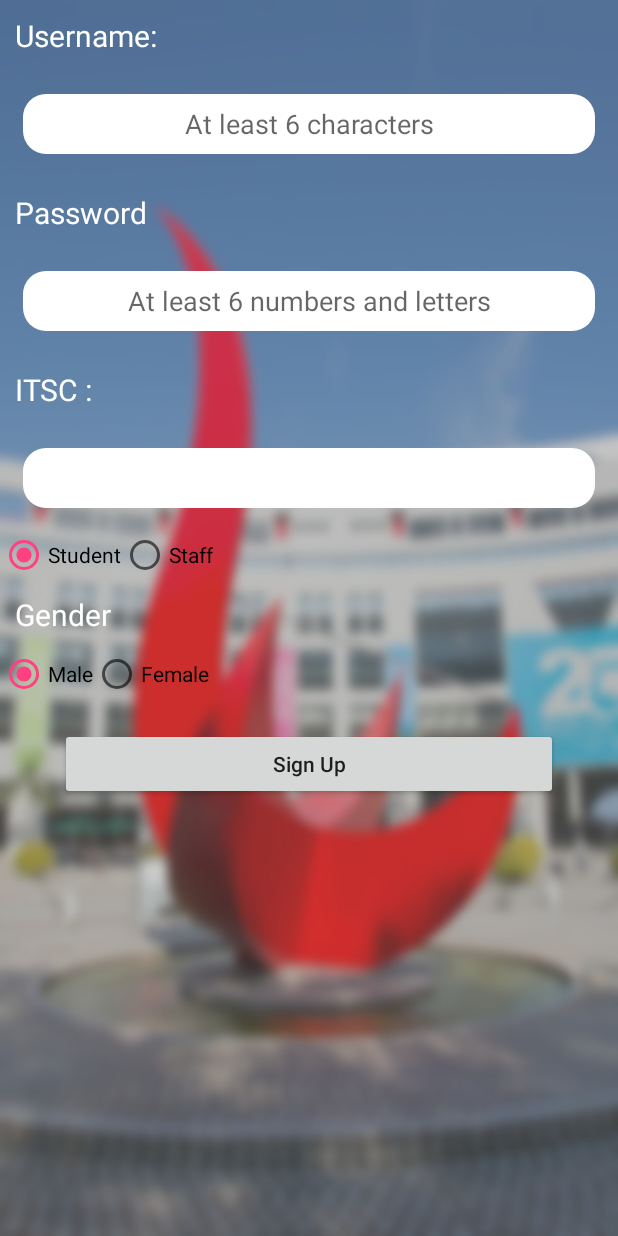
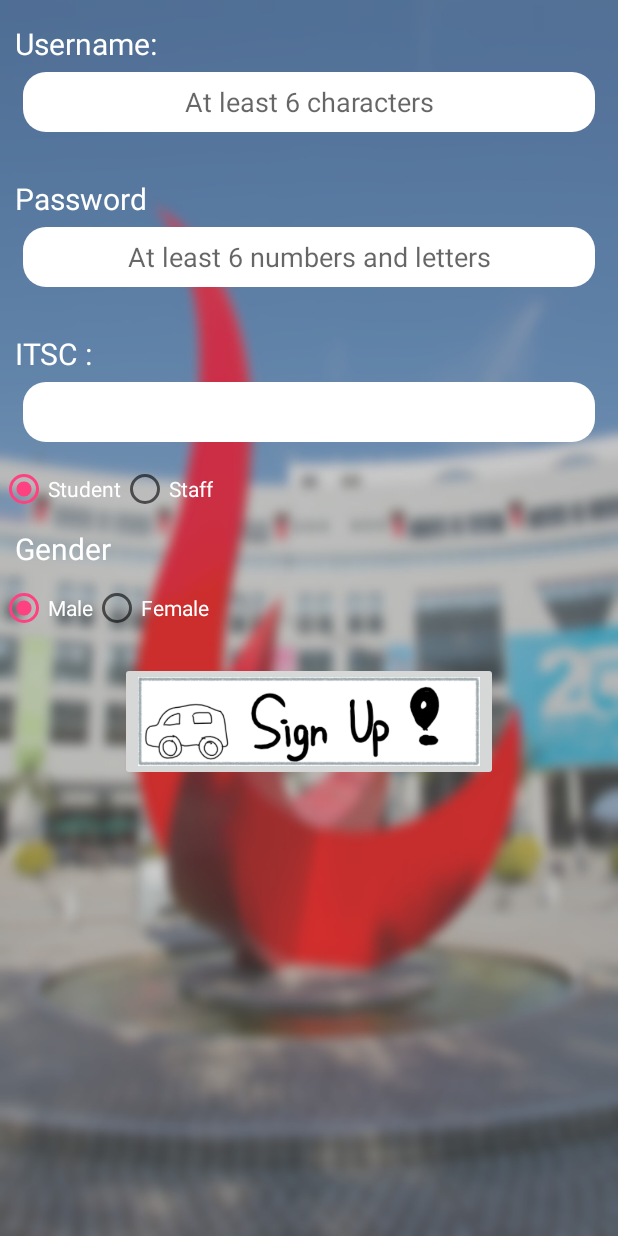
Before and after one commit to henryszex42s/ride_sharing_aos_kotlin, an Android app: the SignupActivity screen opened directly, with no data from a screen before it, on a phone screen of 412 x 824 dp. Run offline under Robolectric (Android 15) with nearby library versions, the phone set to English and light mode, and no system bars; our stand-ins replace Firebase (no records; nobody signed in at launch, a user with empty details on screens opened directly).

Commit message:
added a signup button and edited size

```diff
--- a/app/src/main/res/layout/activity_signup.xml
+++ b/app/src/main/res/layout/activity_signup.xml
@@ -12,118 +12,135 @@
         android:layout_height="match_parent">
 
         <LinearLayout
-            android:orientation="vertical"
             android:layout_width="match_parent"
-            android:layout_height="match_parent">
+            android:layout_height="wrap_content"
+
+            android:orientation="vertical">
+
 
             <TextView
                 android:layout_width="wrap_content"
                 android:layout_height="wrap_content"
-                android:textSize="20sp"
-                android:layout_margin="10dp"
+                android:layout_marginBottom="-10dp"
+                android:layout_marginLeft="10dp"
+                android:layout_marginTop="15dp"
+                android:text="@string/signup_username"
                 android:textColor="@color/white"
-                android:text="@string/signup_username"/>
+                android:textSize="20sp" />
 
             <EditText
                 android:id="@+id/signup_username"
                 android:layout_width="match_parent"
                 android:layout_height="40dp"
-                android:hint="@string/signup_hint_username"
                 android:layout_margin="15dp"
+                android:background="@drawable/rounded_edittext"
                 android:gravity="center"
-                android:background="@drawable/rounded_edittext" />
+                android:hint="@string/signup_hint_username" />
 
             <TextView
                 android:layout_width="wrap_content"
                 android:layout_height="wrap_content"
-                android:textSize="20sp"
+                android:layout_marginBottom="-10dp"
+                android:layout_marginLeft="10dp"
+                android:layout_marginTop="15dp"
+                android:text="@string/signup_password"
                 android:textColor="@color/white"
-                android:layout_margin="10dp"
-                android:text="@string/signup_password"/>
+                android:textSize="20sp" />
+
             <EditText
                 android:id="@+id/signup_password"
                 android:layout_width="match_parent"
                 android:layout_height="40dp"
+                android:layout_margin="15dp"
+                android:background="@drawable/rounded_edittext"
+                android:gravity="center"
                 android:hint="@string/signup_hint_password"
-                android:inputType="textPassword"
-                android:layout_margin="15dp"
-                android:gravity="center"
-                android:background="@drawable/rounded_edittext"/>
+                android:inputType="textPassword" />
 
             <TextView
                 android:layout_width="wrap_content"
                 android:layout_height="wrap_content"
-                android:textSize="20sp"
+                android:layout_marginBottom="-10dp"
+                android:layout_marginLeft="10dp"
+                android:layout_marginTop="15dp"
+                android:text="@string/signup_itsc"
                 android:textColor="@color/white"
-                android:layout_margin="10dp"
-                android:text="@string/signup_itsc"/>
+                android:textSize="20sp" />
 
             <EditText
                 android:id="@+id/signup_itsc"
                 android:layout_width="match_parent"
                 android:layout_height="40dp"
                 android:layout_margin="15dp"
-                android:gravity="center"
-                android:background="@drawable/rounded_edittext"/>
+                android:background="@drawable/rounded_edittext"
+                android:gravity="center" />
 
 
-            <RadioGroup
-                xmlns:android="http://schemas.android.com/apk/res/android"
+            <RadioGroup xmlns:android="http://schemas.android.com/apk/res/android"
                 android:id="@+id/identity"
                 android:layout_width="fill_parent"
                 android:layout_height="wrap_content"
-                android:orientation="horizontal"
-                android:checkedButton="@+id/radio_usr_student">
+                android:checkedButton="@+id/radio_usr_student"
+                android:orientation="horizontal">
 
-                <RadioButton android:id="@id/radio_usr_student"
+                <RadioButton
+                    android:id="@id/radio_usr_student"
                     android:layout_width="wrap_content"
                     android:layout_height="wrap_content"
-                    android:text="@string/signup_radio_student" />
+                    android:text="@string/signup_radio_student"
+                    android:textColor="@color/white" />
 
-                <RadioButton android:id="@+id/radio_usr_staff"
+                <RadioButton
+                    android:id="@+id/radio_usr_staff"
                     android:layout_width="wrap_content"
                     android:layout_height="wrap_content"
-                    android:text="@string/signup_radio_stafft" />
+                    android:text="@string/signup_radio_stafft"
+                    android:textColor="@color/white" />
 
             </RadioGroup>
 
             <TextView
                 android:layout_width="wrap_content"
                 android:layout_height="wrap_content"
-                android:textSize="20sp"
+                android:layout_margin="10dp"
+                android:text="@string/signup_gender"
                 android:textColor="@color/white"
-                android:layout_margin="10dp"
-                android:text="@string/signup_gender"/>
+                android:textSize="20sp" />
 
-            <RadioGroup
-                xmlns:android="http://schemas.android.com/apk/res/android"
+            <RadioGroup xmlns:android="http://schemas.android.com/apk/res/android"
                 android:id="@+id/gender"
                 android:layout_width="fill_parent"
                 android:layout_height="wrap_content"
-                android:orientation="horizontal"
-                android:checkedButton="@+id/radio_sex_male">
+                android:checkedButton="@+id/radio_sex_male"
+                android:orientation="horizontal">
 
-                <RadioButton android:id="@id/radio_sex_male"
+                <RadioButton
+                    android:id="@id/radio_sex_male"
                     android:layout_width="wrap_content"
                     android:layout_height="wrap_content"
-                    android:text="@string/signup_radio_male" />
+                    android:text="@string/signup_radio_male"
+                    android:textColor="@color/white" />
 
-                <RadioButton android:id="@+id/radio_sex_female"
+                <RadioButton
+                    android:id="@+id/radio_sex_female"
                     android:layout_width="wrap_content"
                     android:layout_height="wrap_content"
-                    android:text="@string/signup_radio_female" />
+                    android:text="@string/signup_radio_female"
+                    android:textColor="@color/white" />
 
             </RadioGroup>
 
 
-            <Button
+            <ImageButton
                 android:id="@+id/signup_button"
-                android:layout_width="match_parent"
+                android:layout_width="wrap_content"
                 android:layout_height="wrap_content"
+                android:layout_marginLeft="80dp"
+                android:layout_marginRight="80dp"
                 android:layout_marginTop="20dp"
-                android:layout_marginLeft="40dp"
-                android:layout_marginRight="40dp"
-                android:text="@string/signup_btu_signup"
+                android:src="@drawable/signup"
+                android:scaleType="fitXY"
+                android:adjustViewBounds="true"
                 android:textAllCaps="false"/>
         </LinearLayout>
     </ScrollView>
```
Also changed, not shown: app/src/main/res/drawable/signup.png (added).
